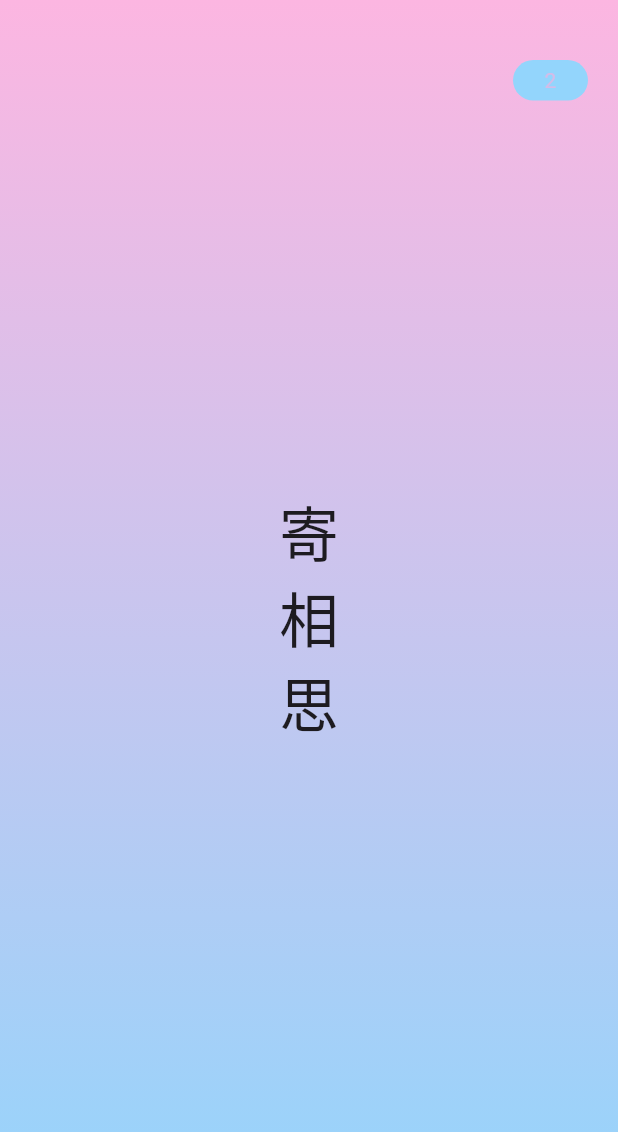
After one commit to LoveNote520/LoveWords, a Flutter app: the StartPage screen opened directly, on a phone screen of 412 x 824 dp. The commit adds this screen. Shown: the top 1132 px of the screen. Run offline on Flutter 3.47's test engine with Material 2 defaults, Android fonts, the phone set to English and light mode, and no system bars; our stand-ins replace flip_card, flutter_smart_dialog, shared_preferences; missing offline and left inert: flex_color_picker, flutter_foreground_task; accounts and stored records are empty; Roboto replaces fonts that are missing (xingshu).

Commit message:
启动页

```diff
--- a/lib/index.dart
+++ b/lib/index.dart
@@ -1,4 +1,4 @@
 
 export 'package:flutter_foreground_task/models/android_notification_options.dart';
-
 export 'package:flutter_foreground_task/flutter_foreground_task.dart';
+export 'package:flutter_smart_dialog/flutter_smart_dialog.dart';
--- a/lib/pages/index.dart
+++ b/lib/pages/index.dart
@@ -1,3 +1,4 @@
 export 'home_page.dart';
 export 'miss_page.dart';
 export 'setting_page.dart';
+export 'start_page.dart';
--- /dev/null
+++ b/lib/pages/start_page.dart
@@ -0,0 +1,74 @@
+import 'dart:async';
+
+import 'package:flutter/material.dart';
+
+import '../utils/util_route.dart';
+import 'miss_page.dart';
+class StartPage extends StatefulWidget {
+  const StartPage({Key? key}) : super(key: key);
+
+  @override
+  State<StartPage> createState() => _StartPageState();
+}
+
+class _StartPageState extends State<StartPage> {
+  int index = 3;
+  late Timer _timer;
+  bool isFirst = true;
+
+  @override
+  void initState() {
+    super.initState();
+    _timer = Timer.periodic(const Duration(seconds: 1), (timer) {
+      setState(() {
+        if (index > 0) {
+          index--;
+        } else {
+          //跳转到引导页面
+          NavigatorUtil.goNewPage(context, const MissPage(), replace: true);
+          index = 0;
+          timer.cancel();
+        }
+      });
+    });
+  }
+  @override
+  Widget build(BuildContext context) {
+    return Scaffold(
+      body: Stack(
+        children:[
+          Container(
+            width: double.infinity,
+            height: double.infinity,
+            alignment: Alignment.center,
+            decoration: const BoxDecoration(
+              gradient: LinearGradient(
+                begin: Alignment.topCenter,
+                end: Alignment.bottomCenter,
+                colors: [
+                  Color(0xffFCB6E1),
+                  Color(0xff93D5FC),
+                ],
+              ),
+            ),
+            child: const Text("寄\n相\n思",style: TextStyle(fontSize: 40,fontFamily: "xingshu"),),
+          ),
+          Positioned(
+              top: 40,
+              right: 20,
+              child: Container(
+                width: 50,
+                height: 27,
+                alignment: Alignment.center,
+                decoration: BoxDecoration(
+                    color: const Color(0xff93D5FC), borderRadius: BorderRadius.circular(40)),
+                child: Text(
+                  "$index",
+                  style: const TextStyle(color: Color(0xffD3BCE8)),
+                ),
+              ))
+        ]
+      ),
+    );
+  }
+}
--- a/lib/utils/index.dart
+++ b/lib/utils/index.dart
@@ -1 +1,2 @@
 export 'util_route.dart';
+export 'keys.dart';
--- /dev/null
+++ b/lib/utils/keys.dart
@@ -0,0 +1,6 @@
+class Keys{
+  static const String  FIRST_TIME = "firstTime";
+
+
+
+}
--- a/pubspec.yaml
+++ b/pubspec.yaml
@@ -40,6 +40,7 @@ dependencies:
   provider: ^6.0.5 #状态管理
   flex_color_picker: ^3.2.2 #选颜色
   flip_card: ^0.7.0 #卡片翻转
+  flutter_smart_dialog: ^4.9.1 #多功能弹窗
 
 dev_dependencies:
   flutter_test:
```
Also changed, not shown: lib/main.dart (+19 -2 lines), lib/utils/sp_util.dart (added, +74 -0 lines), 1 other file.
